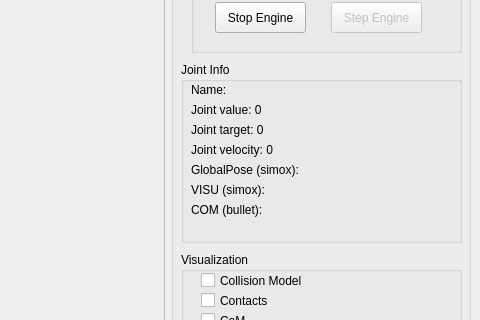
Old version of the form SimDynamics/examples/SimDynamicsViewer/simDynamicsViewer.ui in the repository softbankrobotics-research/Simox; both pictures show x 374 to 854 and y 247 to 567 of the 854 by 657 pixel window.
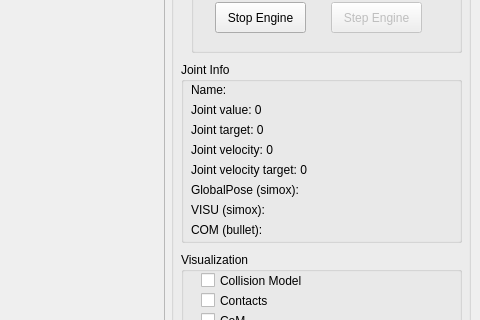
New version of the form.

Commit message: Added optional SimualtionType flag (used by SimDynamics). Extended grid visualization classes, texture files can now be specified. Added several SimDynamics improvements.

What changed in the file:
```diff
--- a/SimDynamics/examples/SimDynamicsViewer/simDynamicsViewer.ui
+++ b/SimDynamics/examples/SimDynamicsViewer/simDynamicsViewer.ui
@@ -66,7 +66,7 @@
          <rect>
           <x>10</x>
           <y>60</y>
-          <width>161</width>
+          <width>211</width>
           <height>16</height>
          </rect>
         </property>
@@ -79,7 +79,7 @@
          <rect>
           <x>10</x>
           <y>80</y>
-          <width>161</width>
+          <width>221</width>
           <height>16</height>
          </rect>
         </property>
@@ -92,7 +92,7 @@
          <rect>
           <x>10</x>
           <y>40</y>
-          <width>161</width>
+          <width>221</width>
           <height>16</height>
          </rect>
         </property>
@@ -105,7 +105,7 @@
          <rect>
           <x>10</x>
           <y>20</y>
-          <width>161</width>
+          <width>221</width>
           <height>16</height>
          </rect>
         </property>
@@ -117,7 +117,7 @@
         <property name="geometry">
          <rect>
           <x>10</x>
-          <y>120</y>
+          <y>140</y>
           <width>261</width>
           <height>16</height>
          </rect>
@@ -130,7 +130,7 @@
         <property name="geometry">
          <rect>
           <x>10</x>
-          <y>140</y>
+          <y>160</y>
           <width>261</width>
           <height>16</height>
          </rect>
@@ -143,7 +143,7 @@
         <property name="geometry">
          <rect>
           <x>10</x>
-          <y>100</y>
+          <y>120</y>
           <width>261</width>
           <height>16</height>
          </rect>
@@ -152,6 +152,19 @@
          <string>GlobalPose (simox):</string>
         </property>
        </widget>
+       <widget class="QLabel" name="label_RNVelocityTarget">
+        <property name="geometry">
+         <rect>
+          <x>10</x>
+          <y>100</y>
+          <width>241</width>
+          <height>16</height>
+         </rect>
+        </property>
+        <property name="text">
+         <string>Joint velocity target: 0</string>
+        </property>
+       </widget>
       </widget>
       <widget class="QComboBox" name="comboBoxRobotNode">
        <property name="geometry">
```
Left out of the diff: 2 changed lines with no effect on the pictures. The commit also changes 30 other files.
